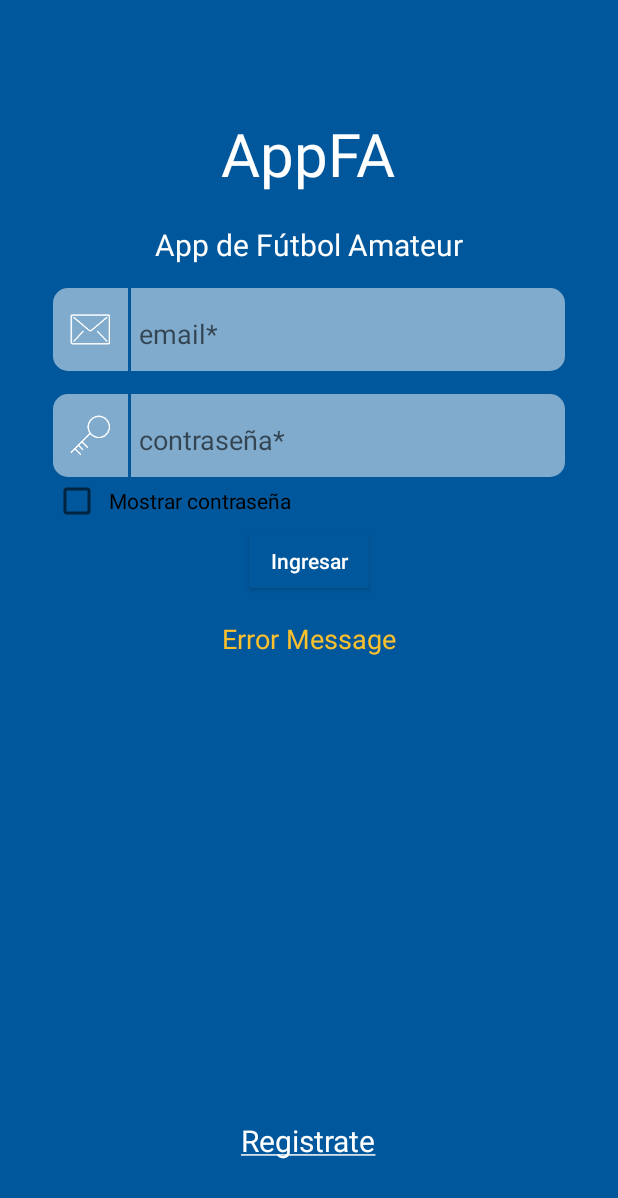
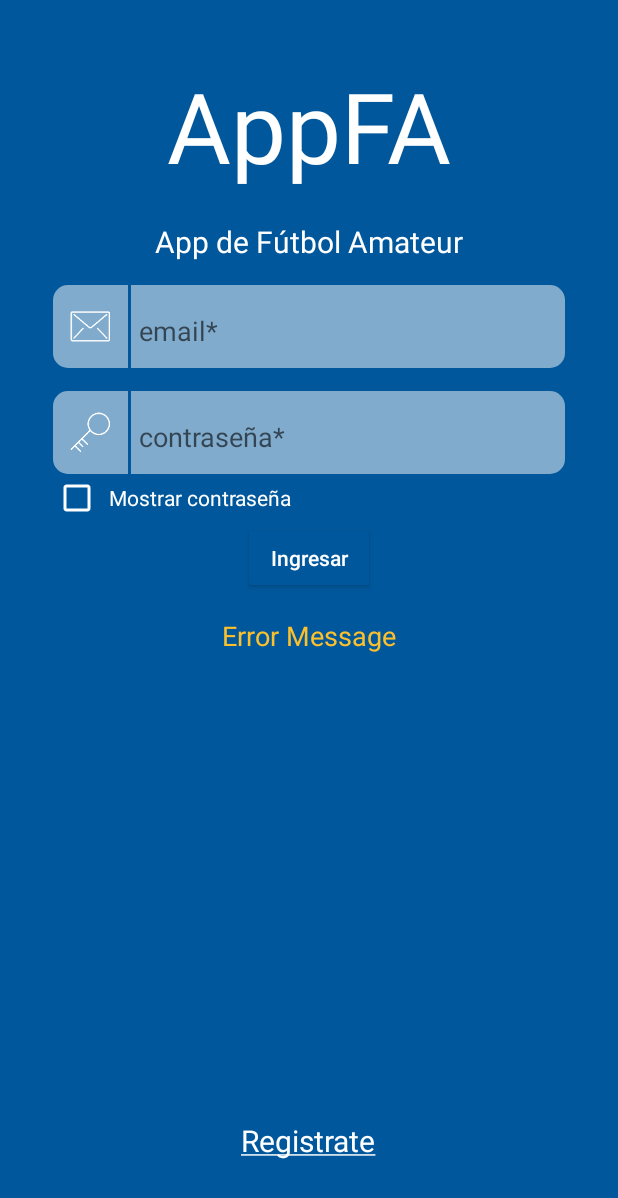
Before and after one commit to mgigena/appfa, an Android app: the layout activity_login.xml on its own in the app's theme, with its tools: preview values and no code run, on a phone screen of 412 x 824 dp. Shown: the top 1198 px of the screen. Run offline under Robolectric (Android 15) with nearby library versions, the phone set to English and light mode, and no system bars.

Commit message:
Fixed Password typeface
- Se corrije el typeface del campo password.
- Se modifica size y marginTop del titulo de login.
- Se cambia color de checkbox.

```diff
--- a/app/src/main/res/layout/activity_login.xml
+++ b/app/src/main/res/layout/activity_login.xml
@@ -2,6 +2,7 @@
 <ScrollView
     xmlns:android="http://schemas.android.com/apk/res/android"
     xmlns:tools="http://schemas.android.com/tools"
+    xmlns:app="http://schemas.android.com/apk/res-auto"
     style="@style/LoginScreen"
     android:fillViewport="true"
     android:orientation="vertical">
@@ -75,13 +76,13 @@
                     <EditText
                         android:id="@+id/userPassword"
                         style="@style/LoginFormDataEditText"
-                        android:hint="@string/loginFormPasswordHint"
-                        android:inputType="textPassword"/>
+                        android:hint="@string/loginFormPasswordHint"/>
                 </LinearLayout>
 
-                <CheckBox
+                <android.support.v7.widget.AppCompatCheckBox
                     android:id="@+id/showPassword"
-                    style="@style/LoginFormShowPassword"/>
+                    style="@style/LoginFormShowPassword"
+                    app:buttonTint="@color/colorWhite"/>
 
                 <RelativeLayout
                     android:layout_width="match_parent"
--- a/app/src/main/res/values/dimens.xml
+++ b/app/src/main/res/values/dimens.xml
@@ -1,8 +1,8 @@
 <?xml version="1.0" encoding="utf-8"?>
 <resources>
     <!--LOGIN-->
-    <dimen name="loginLogoTextSize">40sp</dimen>
-    <dimen name="loginScreenPaddingTop">75dp</dimen>
+    <dimen name="loginLogoTextSize">65sp</dimen>
+    <dimen name="loginScreenPaddingTop">40dp</dimen>
     <dimen name="loginScreenPaddingBottom">50dp</dimen>
     <dimen name="loginScreenPaddingRight">20dp</dimen>
     <dimen name="loginScreenPaddingLeft">20dp</dimen>
--- a/app/src/main/res/values/styles.xml
+++ b/app/src/main/res/values/styles.xml
@@ -117,6 +117,7 @@
         <item name="fontPath">fonts/mirror_82.otf</item>
         <item name="android:text">@string/loginFormShowPassword</item>
         <item name="android:theme">@style/LoginFormEditTextTheme</item>
+        <item name="android:textColor">@color/colorWhite</item>
     </style>
 
     <!--ERROR-->
@@ -155,7 +156,7 @@
         <item name="android:layout_height">wrap_content</item>
         <item name="android:layout_width">wrap_content</item>
         <item name="android:textColor">#FFFFFF</item>
-        <item name="android:textSize">48dp</item>
+        <item name="android:textSize">48sp</item>
         <item name="android:layout_centerInParent">true</item>
     </style>
 
```
Also changed, not shown: app/src/main/java/com/appfa/android/annotation/CustomTypefaces.java (added, +7 -0 lines), app/src/main/java/com/appfa/android/login/LoginViewDelegate.java (+18 -4 lines), app/src/main/java/com/appfa/android/utils/TextBaseUtils.java (+9 -0 lines).
